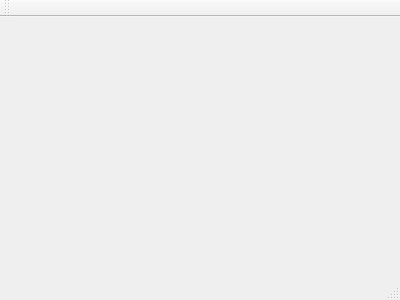
Qt form Lab3/mainwindow.ui (qrcline/Hotel-Reservation) before a commit.
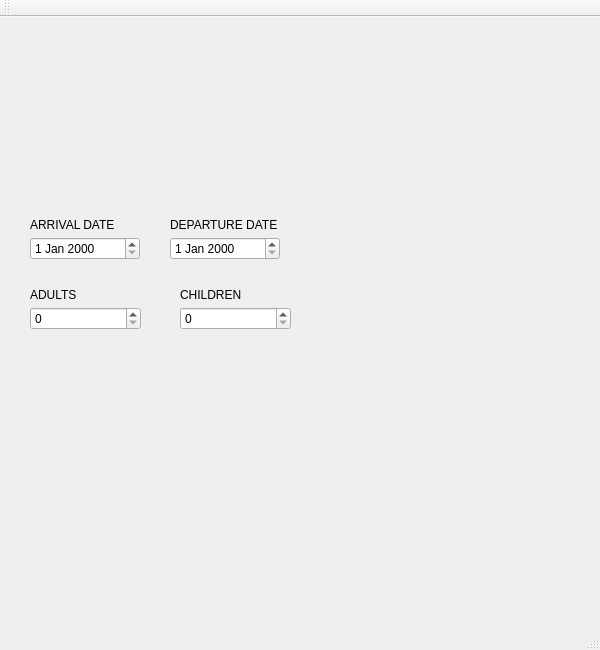
The same form after that commit.

```diff
--- a/Lab3/mainwindow.ui
+++ b/Lab3/mainwindow.ui
@@ -1,24 +1,132 @@
 <ui version="4.0">
  <class>MainWindow</class>
- <widget class="QMainWindow" name="MainWindow" >
-  <property name="geometry" >
+ <widget class="QMainWindow" name="MainWindow">
+  <property name="geometry">
    <rect>
     <x>0</x>
     <y>0</y>
-    <width>400</width>
-    <height>300</height>
+    <width>600</width>
+    <height>650</height>
    </rect>
   </property>
   <property name="windowTitle" >
    <string>MainWindow</string>
   </property>
-  <widget class="QMenuBar" name="menuBar" />
-  <widget class="QToolBar" name="mainToolBar" />
-  <widget class="QWidget" name="centralWidget" />
-  <widget class="QStatusBar" name="statusBar" />
+  <widget class="QWidget" name="centralWidget">
+   <widget class="QDateEdit" name="dateEdit">
+    <property name="geometry">
+     <rect>
+      <x>30</x>
+      <y>220</y>
+      <width>110</width>
+      <height>23</height>
+     </rect>
+    </property>
+   </widget>
+   <widget class="QLabel" name="label">
+    <property name="geometry">
+     <rect>
+      <x>30</x>
+      <y>200</y>
+      <width>91</width>
+      <height>16</height>
+     </rect>
+    </property>
+    <property name="text">
+     <string>ARRIVAL DATE</string>
+    </property>
+   </widget>
+   <widget class="QLabel" name="label_2">
+    <property name="geometry">
+     <rect>
+      <x>170</x>
+      <y>200</y>
+      <width>111</width>
+      <height>16</height>
+     </rect>
+    </property>
+    <property name="text">
+     <string>DEPARTURE DATE</string>
+    </property>
+   </widget>
+   <widget class="QDateEdit" name="dateEdit_2">
+    <property name="geometry">
+     <rect>
+      <x>170</x>
+      <y>220</y>
+      <width>110</width>
+      <height>23</height>
+     </rect>
+    </property>
+   </widget>
+   <widget class="QLabel" name="label_3">
+    <property name="geometry">
+     <rect>
+      <x>30</x>
+      <y>270</y>
+      <width>91</width>
+      <height>16</height>
+     </rect>
+    </property>
+    <property name="text">
+     <string>ADULTS</string>
+    </property>
+   </widget>
+   <widget class="QSpinBox" name="spinBox">
+    <property name="geometry">
+     <rect>
+      <x>30</x>
+      <y>290</y>
+      <width>111</width>
+      <height>23</height>
+     </rect>
+    </property>
+   </widget>
+   <widget class="QSpinBox" name="spinBox_2">
+    <property name="geometry">
+     <rect>
+      <x>180</x>
+      <y>290</y>
+      <width>111</width>
+      <height>23</height>
+     </rect>
+    </property>
+   </widget>
+   <widget class="QLabel" name="label_4">
+    <property name="geometry">
+     <rect>
+      <x>180</x>
+      <y>270</y>
+      <width>91</width>
+      <height>16</height>
+     </rect>
+    </property>
+    <property name="text">
+     <string>CHILDREN</string>
+    </property>
+   </widget>
+  </widget>
+  <widget class="QMenuBar" name="menuBar">
+   <property name="geometry">
+    <rect>
+     <x>0</x>
+     <y>0</y>
+     <width>600</width>
+     <height>24</height>
+    </rect>
+   </property>
+  </widget>
+  <widget class="QToolBar" name="mainToolBar">
+   <attribute name="toolBarArea">
+    <enum>TopToolBarArea</enum>
+   </attribute>
+   <attribute name="toolBarBreak">
+    <bool>false</bool>
+   </attribute>
+  </widget>
+  <widget class="QStatusBar" name="statusBar"/>
  </widget>
- <layoutDefault spacing="6" margin="11" />
- <pixmapfunction></pixmapfunction>
+ <layoutdefault spacing="6" margin="11"/>
  <resources/>
  <connections/>
 </ui>
```
Left out of the diff: 3 changed lines with no effect on the pictures.
